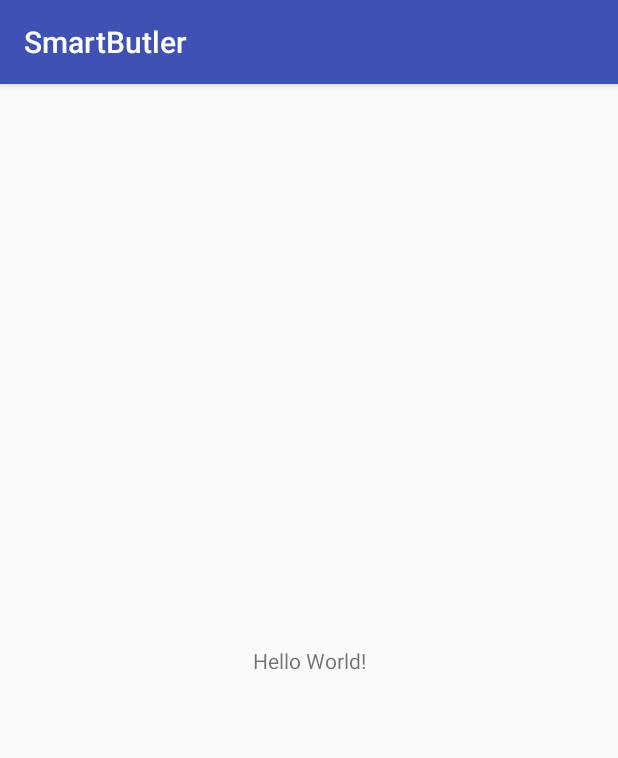
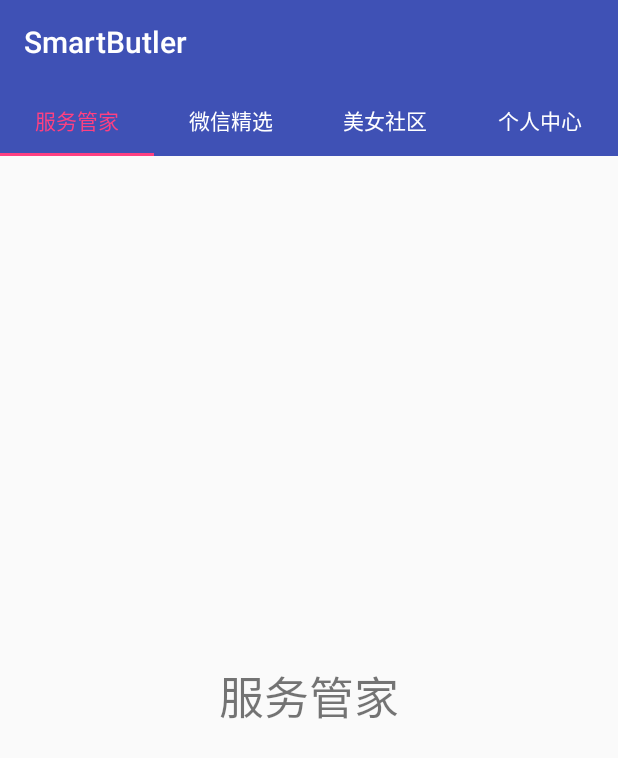
Before and after one commit to 1458883958/SmartButler, an Android app: the screen it shows after launch (MainActivity), on a phone screen of 412 x 824 dp. Shown: the top 758 px of the screen. Run offline under Robolectric (Android 15) with nearby library versions, the light colour scheme and no system bars.

Commit message:
Home Framework Construction

```diff
--- a/app/build.gradle
+++ b/app/build.gradle
@@ -4,7 +4,7 @@ android {
     compileSdkVersion 26
     defaultConfig {
         applicationId "com.example.wudelin.smartbutler"
-        minSdkVersion 25
+        minSdkVersion 15
         targetSdkVersion 26
         versionCode 1
         versionName "1.0"
@@ -21,7 +21,7 @@ android {
 dependencies {
     implementation fileTree(dir: 'libs', include: ['*.jar'])
     implementation 'com.android.support:appcompat-v7:26.1.0'
-    implementation 'com.android.support.constraint:constraint-layout:1.0.2'
+    implementation 'com.android.support:design:26.1.0'
     testImplementation 'junit:junit:4.12'
     androidTestImplementation 'com.android.support.test:runner:1.0.1'
     androidTestImplementation 'com.android.support.test.espresso:espresso-core:3.0.1'
--- a/app/src/main/AndroidManifest.xml
+++ b/app/src/main/AndroidManifest.xml
@@ -17,6 +17,8 @@
                 <category android:name="android.intent.category.LAUNCHER" />
             </intent-filter>
         </activity>
+        <!--设置-->
+        <activity android:name=".ui.SettingActivity" android:label="@string/fab_setting"/>
     </application>
 
 </manifest>
--- a/app/src/main/java/com/example/wudelin/smartbutler/MainActivity.java
+++ b/app/src/main/java/com/example/wudelin/smartbutler/MainActivity.java
@@ -1,13 +1,128 @@
 package com.example.wudelin.smartbutler;
 
+import android.content.Intent;
+import android.support.design.widget.FloatingActionButton;
+import android.support.design.widget.TabLayout;
+import android.support.v4.app.Fragment;
+import android.support.v4.app.FragmentPagerAdapter;
+import android.support.v4.view.ViewPager;
 import android.support.v7.app.AppCompatActivity;
 import android.os.Bundle;
+import android.view.View;
 
-public class MainActivity extends AppCompatActivity {
+import com.example.wudelin.smartbutler.fragment.ButlerFragment;
+import com.example.wudelin.smartbutler.fragment.CenterFragment;
+import com.example.wudelin.smartbutler.fragment.GirlFragment;
+import com.example.wudelin.smartbutler.fragment.WeChatFragment;
+import com.example.wudelin.smartbutler.ui.SettingActivity;
+import com.example.wudelin.smartbutler.utils.Logger;
 
+import java.util.ArrayList;
+import java.util.List;
+
+public class MainActivity extends AppCompatActivity implements View.OnClickListener {
+
+    private static final String TAG = "MainActivity";
+    //TabLayout
+    private TabLayout mTabLayout;
+    //ViewPager
+    private ViewPager mViewPager;
+    //Title--String
+    private List<String> mTitle;
+    //Fragment
+    private List<Fragment> mFragment;
+    //Fab
+    private FloatingActionButton fabSetting;
     @Override
     protected void onCreate(Bundle savedInstanceState) {
         super.onCreate(savedInstanceState);
         setContentView(R.layout.activity_main);
+        //去掉阴影
+        getSupportActionBar().setElevation(0);
+        initData();
+        initView();
+    }
+
+    //初始化控件
+    private void initView() {
+        mTabLayout = findViewById(R.id.mTabLayout);
+        mViewPager = findViewById(R.id.mViewPager);
+        fabSetting = findViewById(R.id.fab_setting);
+        fabSetting.setOnClickListener(this);
+        //默认隐藏
+        fabSetting.setVisibility(View.GONE);
+        //进行viewpager的预加载
+        mViewPager.setOffscreenPageLimit(mFragment.size());
+
+        //mViewPager滑动监听
+        mViewPager.addOnPageChangeListener(new ViewPager.OnPageChangeListener() {
+            @Override
+            public void onPageScrolled(int position, float positionOffset, int positionOffsetPixels) {
+
+            }
+
+            @Override
+            public void onPageSelected(int position) {
+                Logger.d(TAG,"tag:"+position);
+                    if(position == 0){
+                        fabSetting.setVisibility(View.GONE);
+                    }else{
+                        fabSetting.setVisibility(View.VISIBLE);
+                    }
+            }
+
+            @Override
+            public void onPageScrollStateChanged(int state) {
+
+            }
+        });
+        //设置适配器
+        mViewPager.setAdapter(new FragmentPagerAdapter(getSupportFragmentManager()) {
+
+            //选中的item
+            @Override
+            public Fragment getItem(int position) {
+                return mFragment.get(position);
+            }
+
+            @Override
+            public int getCount() {
+                return mFragment.size();
+            }
+
+            //设置标题
+            @Override
+            public CharSequence getPageTitle(int position) {
+                return mTitle.get(position);
+            }
+        });
+
+        //绑定
+        mTabLayout.setupWithViewPager(mViewPager);
+    }
+    //初始化数据
+    private void initData() {
+        mTitle = new ArrayList<>();
+        mTitle.add(getResources().getString(R.string.app_butler));
+        mTitle.add(getResources().getString(R.string.app_wechat));
+        mTitle.add(getResources().getString(R.string.app_girl));
+        mTitle.add(getResources().getString(R.string.app_center));
+
+        mFragment = new ArrayList<>();
+        mFragment.add(new ButlerFragment());
+        mFragment.add(new WeChatFragment());
+        mFragment.add(new GirlFragment());
+        mFragment.add(new CenterFragment());
+
+    }
+
+    @Override
+    public void onClick(View v) {
+        switch (v.getId()){
+            case R.id.fab_setting:
+                startActivity(new Intent(this,SettingActivity.class));
+                break;
+            default:break;
+        }
     }
 }
--- /dev/null
+++ b/app/src/main/java/com/example/wudelin/smartbutler/fragment/ButlerFragment.java
@@ -0,0 +1,27 @@
+package com.example.wudelin.smartbutler.fragment;
+
+import android.os.Bundle;
+import android.support.annotation.Nullable;
+import android.support.v4.app.Fragment;
+import android.view.LayoutInflater;
+import android.view.View;
+import android.view.ViewGroup;
+
+import com.example.wudelin.smartbutler.R;
+
+/**
+ * 项目名：  SmartButler
+ * 包名：    com.example.wudelin.smartbutler.fragment
+ * 创建者：   wdl
+ * 创建时间： 2018/3/22 13:04
+ * 描述：    管家服务
+ */
+
+public class ButlerFragment extends Fragment{
+    @Nullable
+    @Override
+    public View onCreateView(LayoutInflater inflater, @Nullable ViewGroup container, @Nullable Bundle savedInstanceState) {
+        View view = inflater.inflate(R.layout.fragment_butler,null);
+        return view;
+    }
+}
--- /dev/null
+++ b/app/src/main/java/com/example/wudelin/smartbutler/fragment/CenterFragment.java
@@ -0,0 +1,27 @@
+package com.example.wudelin.smartbutler.fragment;
+
+import android.os.Bundle;
+import android.support.annotation.Nullable;
+import android.support.v4.app.Fragment;
+import android.view.LayoutInflater;
+import android.view.View;
+import android.view.ViewGroup;
+
+import com.example.wudelin.smartbutler.R;
+
+/**
+ * 项目名：  SmartButler
+ * 包名：    com.example.wudelin.smartbutler.fragment
+ * 创建者：   wdl
+ * 创建时间： 2018/3/22 13:13
+ * 描述：    个人中心
+ */
+
+public class CenterFragment extends Fragment {
+    @Nullable
+    @Override
+    public View onCreateView(LayoutInflater inflater, @Nullable ViewGroup container, @Nullable Bundle savedInstanceState) {
+        View view = inflater.inflate(R.layout.fragment_center,null);
+        return view;
+    }
+}
--- /dev/null
+++ b/app/src/main/java/com/example/wudelin/smartbutler/fragment/GirlFragment.java
@@ -0,0 +1,27 @@
+package com.example.wudelin.smartbutler.fragment;
+
+import android.os.Bundle;
+import android.support.annotation.Nullable;
+import android.support.v4.app.Fragment;
+import android.view.LayoutInflater;
+import android.view.View;
+import android.view.ViewGroup;
+
+import com.example.wudelin.smartbutler.R;
+
+/**
+ * 项目名：  SmartButler
+ * 包名：    com.example.wudelin.smartbutler.fragment
+ * 创建者：   wdl
+ * 创建时间： 2018/3/22 13:12
+ * 描述：    美女社区
+ */
+
+public class GirlFragment extends Fragment {
+    @Nullable
+    @Override
+    public View onCreateView(LayoutInflater inflater, @Nullable ViewGroup container, @Nullable Bundle savedInstanceState) {
+        View view = inflater.inflate(R.layout.fragment_girl,null);
+        return view;
+    }
+}
--- /dev/null
+++ b/app/src/main/java/com/example/wudelin/smartbutler/fragment/WeChatFragment.java
@@ -0,0 +1,27 @@
+package com.example.wudelin.smartbutler.fragment;
+
+import android.os.Bundle;
+import android.support.annotation.Nullable;
+import android.support.v4.app.Fragment;
+import android.view.LayoutInflater;
+import android.view.View;
+import android.view.ViewGroup;
+
+import com.example.wudelin.smartbutler.R;
+
+/**
+ * 项目名：  SmartButler
+ * 包名：    com.example.wudelin.smartbutler.fragment
+ * 创建者：   wdl
+ * 创建时间： 2018/3/22 13:11
+ * 描述：    微信精选
+ */
+
+public class WeChatFragment extends Fragment{
+    @Nullable
+    @Override
+    public View onCreateView(LayoutInflater inflater, @Nullable ViewGroup container, @Nullable Bundle savedInstanceState) {
+        View view = inflater.inflate(R.layout.fragment_wechat,null);
+        return view;
+    }
+}
--- a/app/src/main/res/layout/activity_main.xml
+++ b/app/src/main/res/layout/activity_main.xml
@@ -1,18 +1,44 @@
 <?xml version="1.0" encoding="utf-8"?>
-<android.support.constraint.ConstraintLayout xmlns:android="http://schemas.android.com/apk/res/android"
+<RelativeLayout xmlns:android="http://schemas.android.com/apk/res/android"
     xmlns:app="http://schemas.android.com/apk/res-auto"
-    xmlns:tools="http://schemas.android.com/tools"
     android:layout_width="match_parent"
     android:layout_height="match_parent"
-    tools:context="com.example.wudelin.smartbutler.MainActivity">
+    >
+    <!--
+      tabSelectedTextColor:选中颜色
+      tabTextColor:默认颜色
+      tabIndicatorColor:下划线选中的颜色
+      -->
+    <LinearLayout
+        android:layout_width="match_parent"
+        android:layout_height="wrap_content"
+        android:orientation="vertical">
+        <android.support.design.widget.TabLayout
+            android:id="@+id/mTabLayout"
+            android:layout_width="match_parent"
+            android:layout_height="wrap_content"
+            app:tabSelectedTextColor="@color/colorAccent"
+            app:tabTextColor="#fff"
+            app:tabGravity="fill"
+            app:tabMode="fixed"
+            app:tabIndicatorColor="@color/colorAccent"
+            android:background="@color/colorPrimary"
+            />
+        <android.support.v4.view.ViewPager
+            android:layout_width="match_parent"
+            android:layout_height="0dp"
+            android:layout_weight="1"
+            android:id="@+id/mViewPager"
+            />
+    </LinearLayout>
 
-    <TextView
+    <android.support.design.widget.FloatingActionButton
+        android:id="@+id/fab_setting"
+        android:src="@drawable/icon_setting"
+        android:layout_alignParentRight="true"
+        android:layout_alignParentBottom="true"
+        android:layout_marginBottom="15dp"
+        android:layout_marginRight="15dp"
         android:layout_width="wrap_content"
-        android:layout_height="wrap_content"
-        android:text="Hello World!"
-        app:layout_constraintBottom_toBottomOf="parent"
-        app:layout_constraintLeft_toLeftOf="parent"
-        app:layout_constraintRight_toRightOf="parent"
-        app:layout_constraintTop_toTopOf="parent" />
-
-</android.support.constraint.ConstraintLayout>
+        android:layout_height="wrap_content" />
+</RelativeLayout>
--- /dev/null
+++ b/app/src/main/res/layout/fragment_butler.xml
@@ -0,0 +1,13 @@
+<?xml version="1.0" encoding="utf-8"?>
+<LinearLayout xmlns:android="http://schemas.android.com/apk/res/android"
+    android:orientation="vertical" android:layout_width="match_parent"
+    android:gravity="center"
+    android:layout_height="match_parent">
+
+    <TextView
+        android:layout_width="wrap_content"
+        android:layout_height="wrap_content"
+        android:text="@string/app_butler"
+        android:textSize="30sp"/>
+
+</LinearLayout>
--- a/app/src/main/res/values/strings.xml
+++ b/app/src/main/res/values/strings.xml
@@ -1,3 +1,7 @@
 <resources>
     <string name="app_name">SmartButler</string>
+    <string name="app_butler">服务管家</string>
+    <string name="app_wechat">微信精选</string>
+    <string name="app_girl">美女社区</string>
+    <string name="app_center">个人中心</string>
 </resources>
```
Also changed, not shown: app/src/main/java/com/example/wudelin/smartbutler/ui/SettingActivity.java (added, +22 -0 lines), app/src/main/java/com/example/wudelin/smartbutler/utils/Logger.java (added, +42 -0 lines), app/src/main/res/layout/fragment_center.xml (added, +12 -0 lines), app/src/main/res/layout/fragment_girl.xml (added, +12 -0 lines), app/src/main/res/layout/fragment_wechat.xml (added, +12 -0 lines), app/src/main/res/layout/set_layout.xml (added, +13 -0 lines), app/src/main/res/drawable/icon_setting.png (added), 1 other file.
